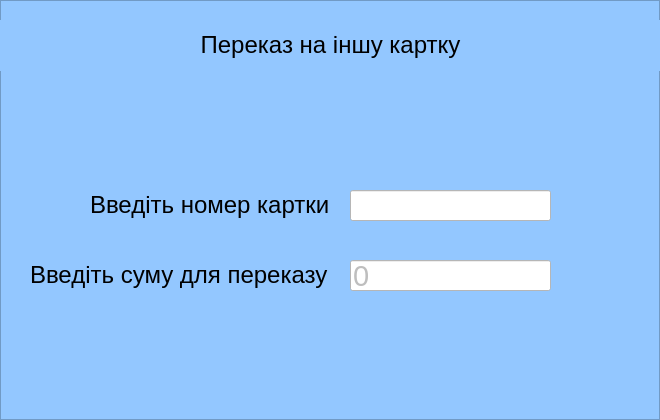
Before: the Qt Designer form classes/gui/SendMoneyToAnotherCard.ui in TheBiggestDaddy/ATM, drawn with Qt 5.
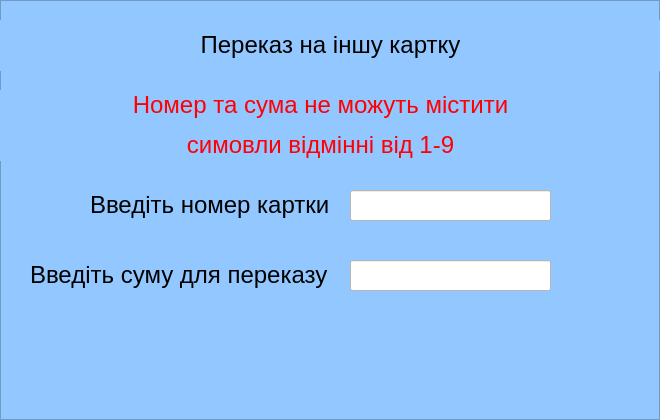
After: the same form once the commit is applied.

Diff of the .ui file:
```diff
--- a/classes/gui/SendMoneyToAnotherCard.ui
+++ b/classes/gui/SendMoneyToAnotherCard.ui
@@ -89,7 +89,7 @@
   </widget>
   <widget class="QLineEdit" name="sum_to_transfer">
    <property name="enabled">
-    <bool>false</bool>
+    <bool>true</bool>
    </property>
    <property name="geometry">
     <rect>
@@ -101,7 +101,7 @@
    </property>
    <property name="font">
     <font>
-     <pointsize>22</pointsize>
+     <pointsize>16</pointsize>
     </font>
    </property>
    <property name="autoFillBackground">
@@ -111,7 +111,7 @@
     <string notr="true">background-color: rgb(255, 255, 255)</string>
    </property>
    <property name="text">
-    <string>0</string>
+    <string/>
    </property>
    <property name="maxLength">
     <number>16</number>
@@ -133,6 +133,28 @@
     <enum>Qt::AutoText</enum>
    </property>
   </widget>
+  <widget class="QLabel" name="error">
+   <property name="enabled">
+    <bool>true</bool>
+   </property>
+   <property name="geometry">
+    <rect>
+     <x>-10</x>
+     <y>90</y>
+     <width>661</width>
+     <height>71</height>
+    </rect>
+   </property>
+   <property name="acceptDrops">
+    <bool>false</bool>
+   </property>
+   <property name="text">
+    <string>&lt;html&gt;&lt;head/&gt;&lt;body&gt;&lt;p align=&quot;center&quot;&gt;&lt;span style=&quot; font-size:18pt; color:#ff0004;&quot;&gt;Номер та сума не можуть містити&lt;/span&gt;&lt;/p&gt;&lt;p align=&quot;center&quot;&gt;&lt;span style=&quot; font-size:18pt; color:#ff0004;&quot;&gt; симовли відмінні від 1-9&lt;/span&gt;&lt;/p&gt;&lt;/body&gt;&lt;/html&gt;</string>
+   </property>
+   <property name="textFormat">
+    <enum>Qt::AutoText</enum>
+   </property>
+  </widget>
  </widget>
  <resources/>
  <connections/>
```
Left out of the diff: 4 changed lines with no effect on the pictures.
